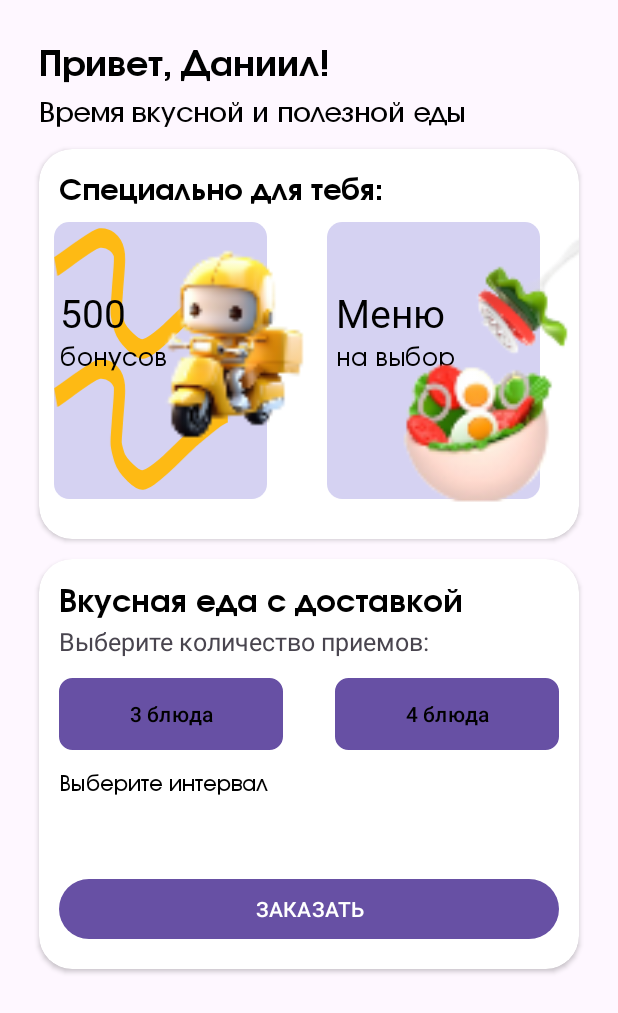
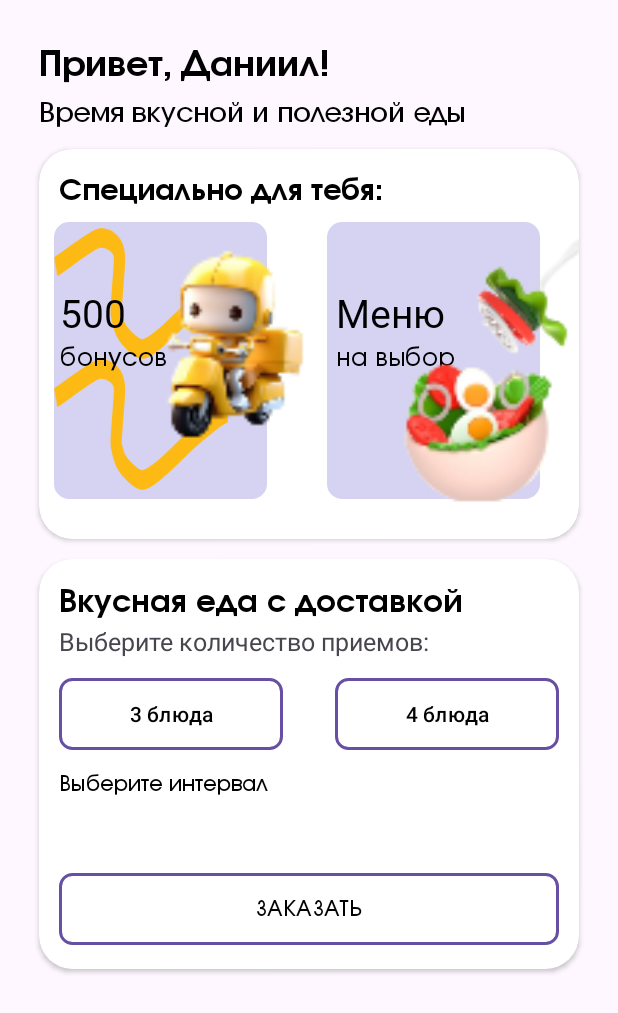
Before and after one commit to 1daishu/Diploma, an Android app: the fragment HomeFragment shown on its own in the app's theme, on a phone screen of 412 x 824 dp. Shown: the top 1013 px of the screen. Run offline under Robolectric (Android 15) with nearby library versions, the light colour scheme and no system bars; our stand-ins replace sdp/ssp sizes.

Commit message:
add homeFragment design

```diff
--- a/app/src/main/res/drawable/bnt_design.xml
+++ b/app/src/main/res/drawable/bnt_design.xml
@@ -1,8 +1,7 @@
 <?xml version="1.0" encoding="utf-8"?>
 <shape xmlns:android="http://schemas.android.com/apk/res/android"
     android:shape="rectangle">
-
-    <solid android:color="@android:color/white" />
+    <gradient android:angle="@android:integer/config_longAnimTime" />
     <stroke
         android:width="2dp"
         android:color="@color/black" />
--- a/app/src/main/res/layout/fragment_home.xml
+++ b/app/src/main/res/layout/fragment_home.xml
@@ -295,7 +295,11 @@
                 android:layout_marginStart="@dimen/_10sdp"
                 android:layout_marginEnd="@dimen/_10sdp"
                 android:layout_marginBottom="16dp"
-                android:text="ЗАКАЗАТЬ"
+                android:background="@drawable/bnt_design"
+                android:fontFamily="@font/involve_medium"
+                android:text="@string/order"
+                android:textColor="@color/black"
+
                 app:layout_constraintBottom_toBottomOf="parent"
                 app:layout_constraintEnd_toEndOf="parent"
                 app:layout_constraintHorizontal_bias="0.0"
--- a/app/src/main/res/values/strings.xml
+++ b/app/src/main/res/values/strings.xml
@@ -15,4 +15,5 @@
     <string name="_3">3 блюда</string>
     <string name="_4">4 блюда</string>
     <string name="choice_interval">Выберите интервал</string>
+    <string name="order">ЗАКАЗАТЬ</string>
 </resources>
```
